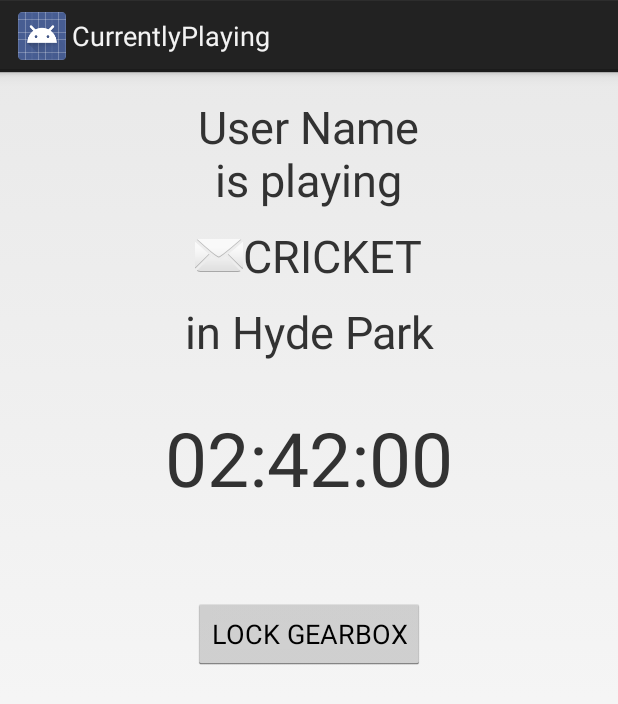
After one commit to michaelbarlow7/gearbox, an Android app: the CurrentlyPlaying screen opened directly, with no data from a screen before it, on a phone screen of 412 x 824 dp. The commit adds this screen. Shown: the top 704 px of the screen. Run offline under Robolectric (Android 15) with nearby library versions, the phone set to English and light mode, and no system bars; 2 statements that could not run were skipped.

Commit message:
Added currently Playing activity

```diff
--- /dev/null
+++ b/app/src/main/java/com/gearboxer/gearbox/CurrentlyPlaying.java
@@ -0,0 +1,37 @@
+package com.gearboxer.gearbox;
+
+import android.app.Activity;
+import android.os.Bundle;
+import android.view.Menu;
+import android.view.MenuItem;
+import android.widget.TextView;
+
+import com.gearboxer.gearbox.R;
+import com.gearboxer.gearbox.model.Gear;
+import com.gearboxer.gearbox.model.GearLocation;
+
+public class CurrentlyPlaying extends Activity {
+    public static final String LOCATION_EXTRA = "LOCATION_EXTRA";
+    public static final String GEAR_EXTRA = "GEAR_EXTRA";
+
+    private GearLocation gearLocation;
+    private Gear gear;
+
+    @Override
+    protected void onCreate(Bundle savedInstanceState) {
+        super.onCreate(savedInstanceState);
+        setContentView(R.layout.activity_currently_playing);
+
+        gearLocation  = (GearLocation) getIntent().getSerializableExtra(LOCATION_EXTRA);
+        gear = (Gear) getIntent().getSerializableExtra(GEAR_EXTRA);
+
+        TextView gearText = (TextView) findViewById(R.id.gearText);
+        gearText.setText(gear.getGearType().getName());
+        //TODO: Set drawableLeft
+
+        TextView locationText = (TextView) findViewById(R.id.locationText);
+        locationText.setText("in " + gearLocation.getName());
+    }
+
+
+}
--- /dev/null
+++ b/app/src/main/res/layout/activity_currently_playing.xml
@@ -0,0 +1,62 @@
+<RelativeLayout xmlns:android="http://schemas.android.com/apk/res/android"
+    xmlns:tools="http://schemas.android.com/tools"
+    android:layout_width="match_parent"
+    android:layout_height="match_parent"
+    android:paddingLeft="@dimen/activity_horizontal_margin"
+    android:paddingRight="@dimen/activity_horizontal_margin"
+    android:paddingTop="@dimen/activity_vertical_margin"
+    android:paddingBottom="@dimen/activity_vertical_margin"
+    tools:context="com.gearboxer.gearbox.CurrentlyPlaying">
+
+    <TextView
+        android:id="@+id/isPlayingText"
+        android:text="User Name\nis playing"
+        android:layout_alignParentTop="true"
+        android:gravity="center"
+        android:textSize="30sp"
+        android:layout_centerHorizontal="true"
+        android:layout_width="wrap_content"
+        android:layout_height="wrap_content" />
+    <TextView
+        android:id="@+id/gearText"
+        android:layout_centerHorizontal="true"
+        android:layout_width="wrap_content"
+        android:layout_height="wrap_content"
+        android:layout_below="@id/isPlayingText"
+        android:text="CRICKET"
+        android:textSize="30sp"
+        android:paddingTop="10dp"
+        android:paddingBottom="10dp"
+        android:drawableLeft="@android:drawable/ic_dialog_email"
+        />
+    <TextView
+        android:id="@+id/locationText"
+        android:layout_width="match_parent"
+        android:layout_height="wrap_content"
+        android:layout_below="@id/gearText"
+        android:text="in Hyde Park"
+        android:textSize="30sp"
+        android:gravity="center"
+        android:layout_centerHorizontal="true"
+        />
+    <TextView
+        android:id="@+id/timer"
+        android:layout_width="match_parent"
+        android:layout_height="wrap_content"
+        android:layout_margin="30dp"
+        android:textSize="50sp"
+        android:layout_below="@id/locationText"
+        android:gravity="center"
+        android:text="02:42:00"
+        />
+    <Button
+        android:id="@+id/lockGearboxButton"
+        android:layout_width="wrap_content"
+        android:layout_height="wrap_content"
+        android:layout_below="@id/timer"
+        android:layout_margin="30dp"
+        android:layout_centerHorizontal="true"
+        android:text="LOCK GEARBOX"
+        />
+
+</RelativeLayout>
--- a/app/src/main/res/values/strings.xml
+++ b/app/src/main/res/values/strings.xml
@@ -6,5 +6,6 @@
     <string name="action_settings">Settings</string>
     <string name="title_activity_map">MapActivity</string>
     <string name="title_activity_gear_list">GearListActivity</string>
+    <string name="title_activity_currently_playing">CurrentlyPlaying</string>
 
 </resources>
```
Also changed, not shown: app/src/main/AndroidManifest.xml (+14 -0 lines), app/src/main/java/com/gearboxer/gearbox/GearListActivity.java (+77 -2 lines), app/src/main/res/menu/currently_playing.xml (added, +8 -0 lines).
